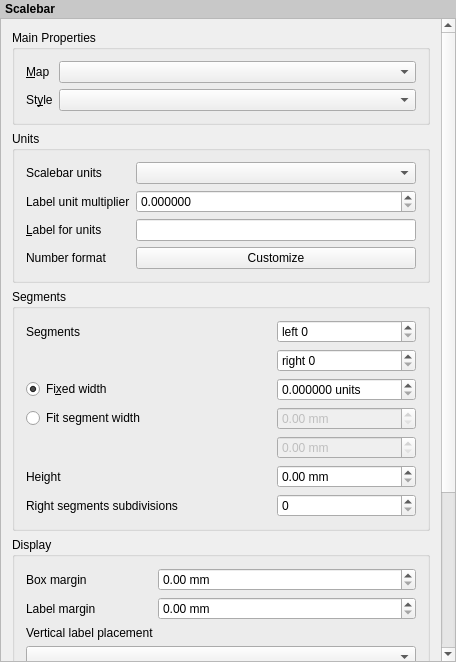
Before: the Qt Designer form src/ui/layout/qgslayoutscalebarwidgetbase.ui in qgis/QGIS, drawn with Qt 5.
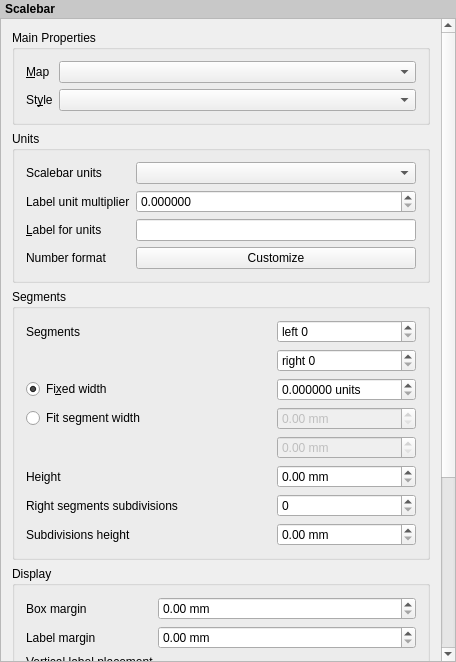
After: the same form once the commit is applied. Custom widgets are drawn as their Qt base class.

Commit message: Expose the subdivisions tick height to user control in ticksscalebar

Diff of the .ui file:
```diff
--- a/src/ui/layout/qgslayoutscalebarwidgetbase.ui
+++ b/src/ui/layout/qgslayoutscalebarwidgetbase.ui
@@ -361,6 +361,23 @@
             </property>
            </widget>
           </item>
+          <item row="7" column="0">
+           <widget class="QLabel" name="mSubdivisionsHeightLabel">
+            <property name="text">
+             <string>Subdivisions height</string>
+            </property>
+           </widget>
+          </item>
+          <item row="7" column="2">
+           <widget class="QgsDoubleSpinBox" name="mSubdivisionsHeightSpinBox">
+            <property name="suffix">
+             <string> mm</string>
+            </property>
+            <property name="maximum">
+             <double>999.990000000000009</double>
+            </property>
+           </widget>
+          </item>
          </layout>
         </widget>
        </item>
```
Left out of the diff: 1 changed line with no effect on the pictures. The commit also changes 11 other files.
